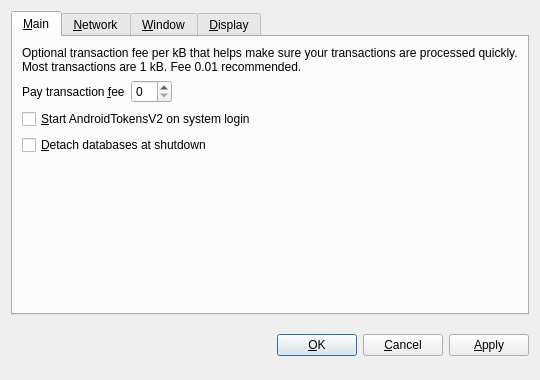
This is src/qt/forms/optionsdialog.ui in CryptoRepairCrew/Android-Token-V2 as Qt 5 draws it before an edit. The edited form follows.
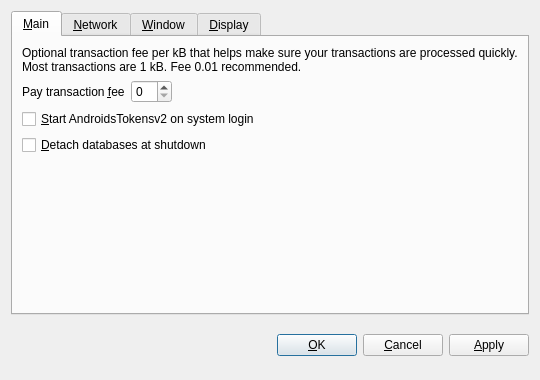
This is the edited form. Custom widgets are drawn as their Qt base class.

Commit message: AndroidTokensV2 -> AndroidsTokensV2

The edit to the form file:
```diff
--- a/src/qt/forms/optionsdialog.ui
+++ b/src/qt/forms/optionsdialog.ui
@@ -82,7 +82,7 @@
           <string>Automatically start AndroidTokensV2 after logging in to the system.</string>
          </property>
          <property name="text">
-          <string>&amp;Start AndroidTokensV2 on system login</string>
+          <string>&amp;Start AndroidsTokensv2 on system login</string>
          </property>
         </widget>
        </item>
```
Left out of the diff: 10 changed lines with no effect on the pictures. The commit also changes 49 other files.
